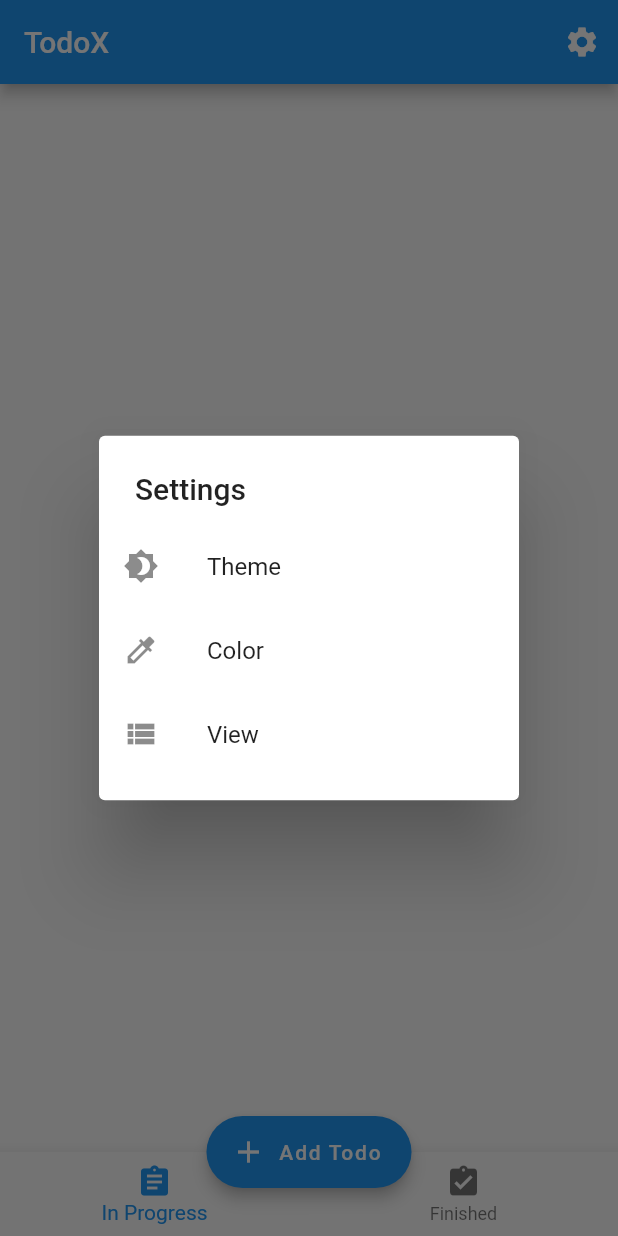
After one commit to rdivanji/todox, a Flutter app: the screen it shows after launch, after a tap on the "settings" icon, on a phone screen of 412 x 824 dp. The commit adds this screen. Run offline on Flutter 3.47's test engine with Material 2 defaults, Android fonts, the phone set to English and light mode, and no system bars; our stand-ins replace sqflite; accounts and stored records are empty.

Commit message:
Initial implementation of Settings page to prepare for SharedPrefs.

```diff
--- /dev/null
+++ b/lib/SettingsScreen.dart
@@ -0,0 +1,34 @@
+import 'package:flutter/material.dart';
+
+class SettingsScreen extends StatefulWidget{
+  @override
+  _SettingsScreenState createState() => _SettingsScreenState();
+}
+
+class _SettingsScreenState extends State<SettingsScreen>{
+
+  @override
+  Widget build(BuildContext context) {
+    return SimpleDialog(
+      title: Text("Settings"),
+      children: [
+        ListTile(
+          leading: Icon(Icons.brightness_4),
+          title: Text("Theme"),
+          onTap: null,
+        ),
+        ListTile(
+          leading: Icon(Icons.colorize),
+          title: Text("Color"),
+          onTap: null,
+        ),
+        ListTile(
+          leading: Icon(Icons.view_list),
+          title: Text("View"),
+          onTap: null,
+        )
+      ],
+    );
+  }
+
+}
--- a/lib/homescreen.dart
+++ b/lib/homescreen.dart
@@ -1,10 +1,12 @@
 import 'package:flutter/cupertino.dart';
 import 'package:flutter/material.dart';
+import 'package:todox/SettingsScreen.dart';
 import 'TodoListScreen.dart';
 import 'DoneListScreen.dart';
 import 'database_helper.dart';
 import 'Todo.dart';
 import 'NewTodoDialog.dart';
+import 'SettingsScreen.dart';
 
 class HomeScreen extends StatefulWidget{
   @override
@@ -20,6 +22,15 @@ class _HomeScreenState extends State<HomeScreen>{
     initialPage: 0,
     keepPage: true,
   );
+
+  _showSettings() async{
+    showDialog(
+      context: context,
+      builder: (BuildContext context){
+        return SettingsScreen();
+      }
+    );
+  }
 
   _pageChanged(int index){
     setState(() {
@@ -74,6 +85,12 @@ class _HomeScreenState extends State<HomeScreen>{
     return Scaffold(
       appBar: AppBar(
         title: Text("TodoX"),
+        actions: [
+          IconButton(
+            icon: Icon(Icons.settings),
+            onPressed: _showSettings
+          )
+        ],
       ),
       body: PageView(
         controller: _pageController,
--- a/pubspec.yaml
+++ b/pubspec.yaml
@@ -23,7 +23,7 @@ dependencies:
   # The following adds the Cupertino Icons font to your application.
   # Use with the CupertinoIcons class for iOS style icons.
   cupertino_icons: ^0.1.2
-
+  shared_preferences: ^0.5.10
   sqflite: ^1.3.0
 
 dev_dependencies:
```
Also changed, not shown: pubspec.lock.
